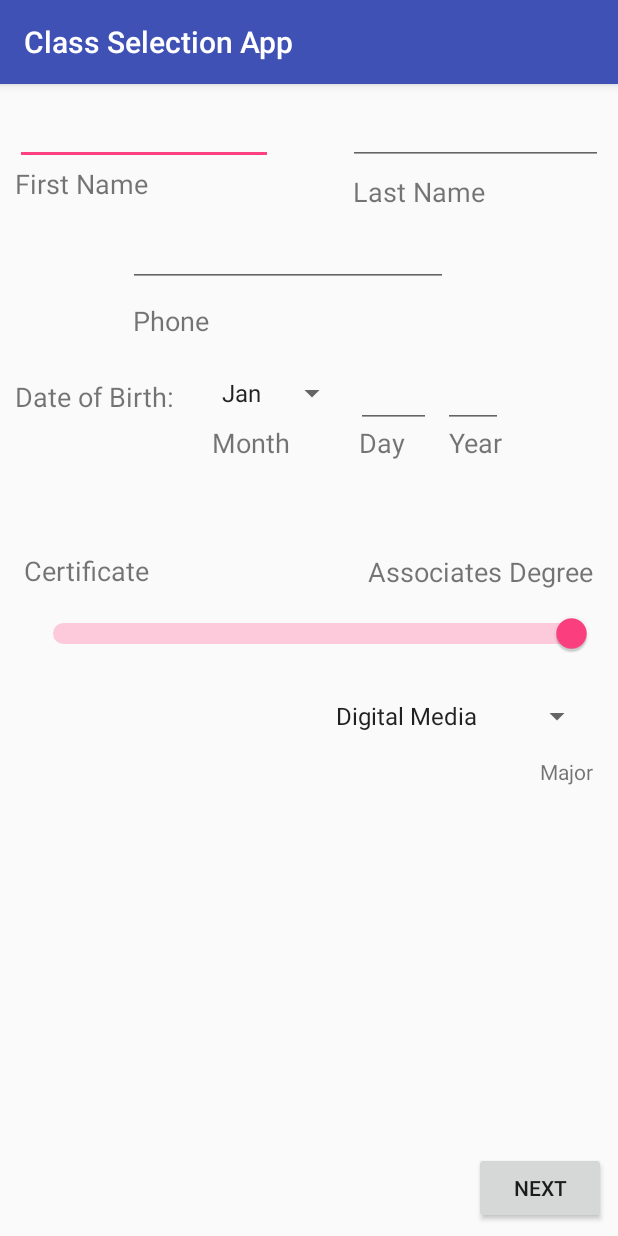
After one commit to apophis775/MAD110-Class, an Android app: the MainClassList screen opened directly, with no data from a screen before it, on a phone screen of 412 x 824 dp. The commit adds this screen. Run offline under Robolectric (Android 15) with nearby library versions, the phone set to English and light mode, and no system bars.

Commit message:
Class Selection

```diff
--- a/ClassSelectionApp/app/src/main/AndroidManifest.xml
+++ b/ClassSelectionApp/app/src/main/AndroidManifest.xml
@@ -16,6 +16,8 @@
                 <category android:name="android.intent.category.LAUNCHER" />
             </intent-filter>
         </activity>
+        <activity android:name=".MainClassList" />
+        <activity android:name=".chooseClass"></activity>
     </application>
 
 </manifest>
--- a/ClassSelectionApp/app/src/main/java/com/example/dave/classselectionapp/MainActivity.java
+++ b/ClassSelectionApp/app/src/main/java/com/example/dave/classselectionapp/MainActivity.java
@@ -1,38 +1,81 @@
 package com.example.dave.classselectionapp;
 
+import android.content.Context;
 import android.support.v7.app.AppCompatActivity;
 import android.os.Bundle;
+import android.view.Menu;
 import android.widget.*;
 import android.view.View;
-
-public class MainActivity extends AppCompatActivity {
-    String name = "Dave";
-    String pass = "password";
-    String entName;
-    String entPass;
+import android.content.Intent;
 
 
 
-    @Override
-    protected void onCreate(Bundle savedInstanceState) {
+public class MainActivity extends AppCompatActivity {
+
+
+
+    public enum LoginSuccess{
+        login(1),
+        password(2),
+        success(0);
+        private int intValue;
+        LoginSuccess(int value){intValue = value;}
+        public int getIntValue(){return intValue;}
+    }
+
+
+    @Override protected void onCreate(Bundle savedInstanceState) {
         super.onCreate(savedInstanceState);
         setContentView(R.layout.activity_main);
-        final EditText txtName = (EditText)findViewById(R.id.idLoginText);
-        final EditText txtPass = (EditText)findViewById(R.id.idPasswordText);
-        Button login = (Button)findViewById(R.id.btnLogin);
-            login.setOnClickListener(new View.OnClickListener(){
-                @Override
-                public void onClick(View view){
-                    entName = txtName.getText().toString();
-                    entPass = txtPass.getText().toString();
-                    if (entName != name) {
-                        Toast.makeText(MainActivity.this, "Incorrect User",Toast.LENGTH_LONG).show();}
-                    else if (entPass != pass)
-                        Toast.makeText(MainActivity.this, "Incorrect Password",Toast.LENGTH_LONG).show();
-                    else
-                        Toast.makeText(MainActivity.this, "Login Successful",Toast.LENGTH_LONG).show();
+        final TextView txtLogin = (TextView) findViewById(R.id.idLoginText);
+        final TextView txtPassword = (TextView) findViewById(R.id.idPasswordText);
+        Button btnLogin = (Button) findViewById(R.id.btnLogin);
+
+
+
+
+        btnLogin.setOnClickListener(new View.OnClickListener() {
+            @Override public void onClick(View v) {
+                Toast toastError = null;
+                LoginSuccess isOK  = null;
+
+                switch(CheckLogin(txtLogin.getText().toString(),txtPassword.getText().toString())){
+                    case login:
+                        toastError.makeText(getApplicationContext(),getString(R.string.errMessageLogin), toastError.LENGTH_SHORT).show();
+                        txtLogin.requestFocus();
+                        break;
+                    case password:
+                        toastError.makeText(getApplicationContext(),getString(R.string.errMessagePassword), toastError.LENGTH_SHORT).show();
+                        txtPassword.requestFocus();
+                        break;
+                    default:
+                        startActivity(new Intent(MainActivity.this, MainClassList.class));
+                        break;
                 }
 
-            });
+
+
+            }
+
+        });
+
+
+
     }
+
+
+    LoginSuccess CheckLogin(String txtLogin, String txtPassword){
+        String holdLogin = "Dave";
+        String holdPass = "password";
+
+
+        if(!(holdLogin.equals(txtLogin))){return LoginSuccess.login;}
+
+
+        if (!(holdPass.equals(txtPassword))){return LoginSuccess.password;}
+
+
+        return LoginSuccess.success;
+    }
+
 }
--- /dev/null
+++ b/ClassSelectionApp/app/src/main/java/com/example/dave/classselectionapp/MainClassList.java
@@ -0,0 +1,121 @@
+package com.example.dave.classselectionapp;
+
+import android.support.v7.app.AppCompatActivity;
+import android.os.Bundle;
+import android.view.View;
+import android.widget.*;
+import android.content.Intent;
+
+public class MainClassList extends AppCompatActivity {
+
+    @Override
+    protected void onCreate(Bundle savedInstanceState) {
+        super.onCreate(savedInstanceState);
+        setContentView(R.layout.activity_main_class_list);
+        final Switch swDegreeCert = (Switch) findViewById(R.id.swDegreeCert);
+        final Spinner spnDegree = (Spinner) findViewById(R.id.spnDegree);
+        final Spinner spnCert = (Spinner) findViewById(R.id.spnCert);
+        final TextView txtCertificate = (TextView) findViewById(R.id.txtCert);
+        final TextView txtDegree = (TextView) findViewById(R.id.txtMajor);
+        final Button btnNext = (Button) findViewById(R.id.btnNext);
+
+        final EditText firstName = (EditText) findViewById(R.id.txtFirstName);
+        final EditText lastName = (EditText) findViewById(R.id.txtLastName);
+        final EditText phone = (EditText) findViewById(R.id.txtLastName);
+
+        final Spinner spnMonth = (Spinner) findViewById(R.id.spnMonth);
+        final EditText txtDay = (EditText) findViewById(R.id.txtDay);
+        final EditText txtYear = (EditText) findViewById(R.id.txtYear);
+
+        firstName.requestFocus();
+
+        swDegreeCert.setOnCheckedChangeListener(new CompoundButton.OnCheckedChangeListener(){
+            @Override
+            public void onCheckedChanged(CompoundButton buttonView, boolean isChecked){
+                if (isChecked){
+                    spnDegree.setVisibility(View.VISIBLE);
+                    txtDegree.setVisibility(View.VISIBLE);
+                    spnCert.setVisibility(View.INVISIBLE);
+                    txtCertificate.setVisibility(View.INVISIBLE);
+                } else{
+                    spnDegree.setVisibility(View.INVISIBLE);
+                    txtDegree.setVisibility(View.INVISIBLE);
+                    spnCert.setVisibility(View.VISIBLE);
+                    txtCertificate.setVisibility(View.VISIBLE);
+                }
+            }
+
+
+        });
+
+        btnNext.setOnClickListener(new View.OnClickListener(){
+            @Override
+            public void onClick(View v) {
+                if (checkData()){
+                    String doBirth = "";
+                    doBirth = txtDay.getText() + spnMonth.getSelectedItem().toString() + txtYear.getText();
+
+                    Intent nextScreen = new Intent(MainClassList.this, chooseClass.class);
+                    nextScreen.putExtra("FirstName", firstName.getText().toString());
+                    nextScreen.putExtra("LastName", lastName.getText().toString());
+                    nextScreen.putExtra("Phone", phone.getText().toString());
+                    nextScreen.putExtra("Birthdate", doBirth);
+
+                    if (spnDegree.getVisibility()==View.VISIBLE){
+                        nextScreen.putExtra("isDegreeCert","Degree");
+                        nextScreen.putExtra("DegreeCert", spnDegree.getSelectedItem().toString());
+
+                    }else {
+                        nextScreen.putExtra("isDegreeCert","Certificate");
+                        nextScreen.putExtra("DegreeCert", spnCert.getSelectedItem().toString());
+                    }
+                    startActivity(nextScreen);
+
+
+                }
+            }
+        });
+
+
+
+
+
+
+    }
+
+
+
+    private boolean checkData(){
+        final EditText firstName = (EditText) findViewById(R.id.txtFirstName);
+        final EditText lastName = (EditText) findViewById(R.id.txtLastName);
+        final EditText phone = (EditText) findViewById(R.id.txtPhone);
+        final EditText txtDay = (EditText) findViewById(R.id.txtDay);
+        final EditText txtYear = (EditText) findViewById(R.id.txtYear);
+        if(firstName.getText().toString().isEmpty()){
+            firstName.setError("Invalid First Name");
+            firstName.requestFocus();
+            return false;
+        }
+        if(lastName.getText().toString().isEmpty()){
+            lastName.setError("Invalid Last Name");
+            lastName.requestFocus();
+            return false;
+        }
+        if(phone.getText().toString().isEmpty()){
+            phone.setError("Invalid Phone Number");
+            phone.requestFocus();
+            return false;
+        }
+        if(txtDay.getText().toString().isEmpty()){
+            txtDay.setError("Invalid Day");
+            txtDay.requestFocus();
+            return false;
+        }
+        if(txtYear.getText().toString().isEmpty()){
+            txtYear.setError("Invalid Year");
+            txtYear.requestFocus();
+            return false;
+        }
+        return true;
+    }
+}
--- /dev/null
+++ b/ClassSelectionApp/app/src/main/java/com/example/dave/classselectionapp/chooseClass.java
@@ -0,0 +1,13 @@
+package com.example.dave.classselectionapp;
+
+import android.support.v7.app.AppCompatActivity;
+import android.os.Bundle;
+
+public class chooseClass extends AppCompatActivity {
+
+    @Override
+    protected void onCreate(Bundle savedInstanceState) {
+        super.onCreate(savedInstanceState);
+        setContentView(R.layout.activity_choose_class);
+    }
+}
--- /dev/null
+++ b/ClassSelectionApp/app/src/main/res/layout/activity_choose_class.xml
@@ -0,0 +1,9 @@
+<?xml version="1.0" encoding="utf-8"?>
+<android.support.constraint.ConstraintLayout xmlns:android="http://schemas.android.com/apk/res/android"
+    xmlns:app="http://schemas.android.com/apk/res-auto"
+    xmlns:tools="http://schemas.android.com/tools"
+    android:layout_width="match_parent"
+    android:layout_height="match_parent"
+    tools:context="com.example.dave.classselectionapp.chooseClass">
+
+</android.support.constraint.ConstraintLayout>
--- /dev/null
+++ b/ClassSelectionApp/app/src/main/res/layout/activity_main_class_list.xml
@@ -0,0 +1,252 @@
+<?xml version="1.0" encoding="utf-8"?>
+<android.support.constraint.ConstraintLayout xmlns:android="http://schemas.android.com/apk/res/android"
+    xmlns:app="http://schemas.android.com/apk/res-auto"
+    xmlns:tools="http://schemas.android.com/tools"
+    android:layout_width="match_parent"
+    android:layout_height="match_parent"
+    tools:context="com.example.dave.classselectionapp.MainClassList">
+
+    <TextView
+        android:id="@+id/textView7"
+        android:layout_width="wrap_content"
+        android:layout_height="wrap_content"
+        android:layout_marginLeft="25dp"
+        android:layout_marginTop="8dp"
+        android:text="@string/txtMonth"
+        android:textSize="18sp"
+        app:layout_constraintLeft_toRightOf="@+id/textView5"
+        app:layout_constraintTop_toBottomOf="@+id/spnMonth"
+        android:layout_marginStart="25dp" />
+
+    <EditText
+        android:id="@+id/txtFirstName"
+        android:layout_width="172dp"
+        android:layout_height="44dp"
+        android:ems="10"
+        android:inputType="textPersonName"
+        android:layout_marginLeft="10dp"
+        app:layout_constraintLeft_toLeftOf="parent"
+        app:layout_constraintTop_toTopOf="parent"
+        android:layout_marginTop="10dp"
+        android:layout_marginStart="10dp" />
+
+    <TextView
+        android:id="@+id/txtFirstName"
+        android:layout_width="wrap_content"
+        android:layout_height="wrap_content"
+        android:text="@string/FirstName"
+        android:textSize="18sp"
+        android:layout_marginLeft="10dp"
+        app:layout_constraintLeft_toLeftOf="parent"
+        app:layout_constraintTop_toTopOf="parent"
+        android:layout_marginTop="54dp" />
+
+    <TextView
+        android:id="@+id/textView2"
+        android:layout_width="88dp"
+        android:layout_height="wrap_content"
+        android:layout_marginTop="5dp"
+        android:text="@string/LastName"
+        android:textSize="18sp"
+        app:layout_constraintTop_toBottomOf="@+id/txtLastName"
+        android:layout_marginLeft="3dp"
+        app:layout_constraintLeft_toLeftOf="@+id/txtLastName"
+        android:layout_marginStart="3dp" />
+
+    <EditText
+        android:id="@+id/txtLastName"
+        android:layout_width="170dp"
+        android:layout_height="44dp"
+        android:layout_marginTop="10dp"
+        android:ems="10"
+        android:inputType="textPersonName"
+        app:layout_constraintTop_toTopOf="parent"
+        android:layout_marginRight="10dp"
+        app:layout_constraintRight_toRightOf="parent"
+        android:layout_marginEnd="10dp" />
+
+    <EditText
+        android:id="@+id/txtPhone"
+        android:layout_width="wrap_content"
+        android:layout_height="wrap_content"
+        android:layout_marginLeft="85dp"
+        android:layout_marginTop="90dp"
+        android:ems="10"
+        android:inputType="phone"
+        app:layout_constraintLeft_toLeftOf="parent"
+        app:layout_constraintTop_toTopOf="parent"
+        android:layout_marginStart="85dp" />
+
+    <TextView
+        android:id="@+id/textView4"
+        android:layout_width="wrap_content"
+        android:layout_height="wrap_content"
+        android:text="@string/Phone"
+        android:textSize="18sp"
+        android:layout_marginTop="10dp"
+        app:layout_constraintTop_toBottomOf="@+id/txtPhone"
+        android:layout_marginLeft="3dp"
+        app:layout_constraintLeft_toLeftOf="@+id/txtPhone"
+        android:layout_marginStart="3dp" />
+
+    <TextView
+        android:id="@+id/textView5"
+        android:layout_width="wrap_content"
+        android:layout_height="wrap_content"
+        android:text="@string/Birthday"
+        android:textSize="18sp"
+        android:layout_marginLeft="10dp"
+        app:layout_constraintLeft_toLeftOf="parent"
+        android:layout_marginTop="26dp"
+        app:layout_constraintTop_toBottomOf="@+id/textView4"
+        android:layout_marginStart="10dp" />
+
+    <Spinner
+        android:id="@+id/spnMonth"
+        android:layout_width="92dp"
+        android:layout_height="25dp"
+        android:layout_marginLeft="24dp"
+        android:layout_marginTop="23dp"
+        android:entries="@array/Month"
+        app:layout_constraintLeft_toRightOf="@+id/textView5"
+        app:layout_constraintTop_toBottomOf="@+id/textView4"
+        android:layout_marginStart="24dp" />
+
+    <TextView
+        android:id="@+id/textView6"
+        android:layout_width="wrap_content"
+        android:layout_height="wrap_content"
+        android:layout_marginLeft="2dp"
+        android:text="@string/txtDay"
+        android:textSize="18sp"
+        app:layout_constraintLeft_toLeftOf="@+id/txtDay"
+        app:layout_constraintTop_toTopOf="@+id/textView7"
+        android:layout_marginStart="2dp" />
+
+    <EditText
+        android:id="@+id/txtDay"
+        android:layout_width="50dp"
+        android:layout_height="wrap_content"
+        android:layout_marginTop="14dp"
+        android:ems="10"
+        android:inputType="textPersonName"
+        app:layout_constraintTop_toBottomOf="@+id/textView4"
+        app:layout_constraintLeft_toRightOf="@+id/spnMonth"
+        android:layout_marginLeft="5dp"
+        android:layout_marginStart="5dp" />
+
+    <TextView
+        android:id="@+id/textView"
+        android:layout_width="wrap_content"
+        android:layout_height="wrap_content"
+        android:text="@string/txtYear"
+        android:textSize="18sp"
+        app:layout_constraintTop_toTopOf="@+id/textView6"
+        android:layout_marginLeft="4dp"
+        app:layout_constraintLeft_toLeftOf="@+id/txtYear"
+        android:layout_marginStart="4dp" />
+
+    <EditText
+        android:id="@+id/txtYear"
+        android:layout_width="40dp"
+        android:layout_height="wrap_content"
+        android:layout_marginLeft="8dp"
+        android:ems="10"
+        android:inputType="textPersonName"
+        app:layout_constraintLeft_toRightOf="@+id/txtDay"
+        app:layout_constraintTop_toTopOf="@+id/txtDay"
+        android:layout_marginStart="8dp" />
+
+    <TextView
+        android:id="@+id/txtCertBADTOUCH"
+        android:layout_width="wrap_content"
+        android:layout_height="wrap_content"
+        android:text="@string/cert"
+        android:textSize="18sp"
+        android:layout_marginTop="91dp"
+        app:layout_constraintTop_toBottomOf="@+id/textView5"
+        android:layout_marginLeft="6dp"
+        app:layout_constraintLeft_toLeftOf="@+id/textView5"
+        android:layout_marginStart="6dp" />
+
+    <TextView
+        android:id="@+id/txtTwoYr"
+        android:layout_width="wrap_content"
+        android:layout_height="wrap_content"
+        android:layout_marginLeft="245dp"
+        android:layout_marginStart="245dp"
+        android:layout_marginTop="61dp"
+        android:text="@string/twoYr"
+        android:textSize="18sp"
+        app:layout_constraintLeft_toLeftOf="parent"
+        app:layout_constraintTop_toBottomOf="@+id/textView" />
+
+    <Switch
+        android:id="@+id/swDegreeCert"
+        android:layout_width="377dp"
+        android:layout_height="28dp"
+        android:layout_marginLeft="17dp"
+        android:layout_marginStart="17dp"
+        android:layout_marginTop="15dp"
+        android:checked="true"
+        android:switchMinWidth="370dp"
+        android:textOff="@string/cert"
+        android:textOn="@string/twoYr"
+        app:layout_constraintLeft_toLeftOf="parent"
+        app:layout_constraintTop_toBottomOf="@+id/txtCertBADTOUCH" />
+
+    <Spinner
+        android:id="@+id/spnCert"
+        android:layout_width="179dp"
+        android:layout_height="32dp"
+        android:layout_marginLeft="16dp"
+        android:layout_marginTop="0dp"
+        android:entries="@array/Certificate"
+        android:visibility="invisible"
+        app:layout_constraintLeft_toLeftOf="parent"
+        app:layout_constraintTop_toTopOf="@+id/spnDegree" />
+
+    <Spinner
+        android:id="@+id/spnDegree"
+        android:layout_width="179dp"
+        android:layout_height="32dp"
+        android:layout_marginLeft="216dp"
+        android:layout_marginTop="25dp"
+        android:entries="@array/Major"
+        android:visibility="visible"
+        app:layout_constraintLeft_toLeftOf="parent"
+        app:layout_constraintTop_toBottomOf="@+id/swDegreeCert" />
+
+    <TextView
+        android:id="@+id/txtMajor"
+        android:layout_width="wrap_content"
+        android:layout_height="wrap_content"
+        android:layout_marginLeft="144dp"
+        android:layout_marginTop="11dp"
+        android:text="@string/major"
+        android:visibility="visible"
+        app:layout_constraintLeft_toLeftOf="@+id/spnDegree"
+        app:layout_constraintTop_toBottomOf="@+id/spnDegree" />
+
+    <TextView
+        android:id="@+id/txtCert"
+        android:layout_width="wrap_content"
+        android:layout_height="wrap_content"
+        android:layout_marginRight="115dp"
+        android:layout_marginTop="11dp"
+        android:text="@string/cert"
+        android:visibility="invisible"
+        app:layout_constraintRight_toRightOf="@+id/spnCert"
+        app:layout_constraintTop_toBottomOf="@+id/spnCert" />
+
+    <Button
+        android:id="@+id/btnNext"
+        android:layout_width="wrap_content"
+        android:layout_height="wrap_content"
+        android:text="@string/btnNext"
+        android:layout_marginRight="8dp"
+        app:layout_constraintRight_toRightOf="parent"
+        app:layout_constraintBottom_toBottomOf="parent"
+        android:layout_marginBottom="8dp" />
+
+</android.support.constraint.ConstraintLayout>
--- a/ClassSelectionApp/app/src/main/res/values/strings.xml
+++ b/ClassSelectionApp/app/src/main/res/values/strings.xml
@@ -4,4 +4,41 @@
     <string name="password">Password</string>
     <string name="loginHint">Enter a Username</string>
     <string name="loginButtonText">Login</string>
+    <string name="errMessageLogin">Incorrect Login Name.  Please Retry</string>
+    <string name="errMessagePassword">Incorrect Password.  Please Retry.</string>
+    <string name="FirstName">First Name</string>
+    <string name="LastName">Last Name</string>
+    <string name="Phone">Phone</string>
+    <string name="Birthday">Date of Birth:</string>
+    <string-array name="Month">
+        <item>Jan</item>
+        <item>Feb</item>
+        <item>Mar</item>
+        <item>Apr</item>
+        <item>May</item>
+        <item>June</item>
+        <item>Jul</item>
+        <item>Aug</item>
+        <item>Sep</item>
+        <item>Oct</item>
+        <item>Nov</item>
+        <item>Dec</item>
+    </string-array>
+    <string name="txtDay">Day</string>
+    <string name="txtMonth">Month</string>
+    <string name="txtYear">Year</string>
+    <string name="cert">Certificate</string>
+    <string name="twoYr">Associates Degree</string>
+    <string name="major">Major</string>
+    <string name="btnNext">Next</string>
+    <string-array name="Certificate">
+        <item>Android Certificate</item>
+        <item>iOS Mobile Certificate</item>
+    </string-array>
+    <string-array name="Major">
+        <item>Digital Media</item>
+        <item>Mobile Application Development</item>
+        <item>Web Development</item>
+    </string-array>
+
 </resources>
```
Also changed, not shown: 1 other file.
